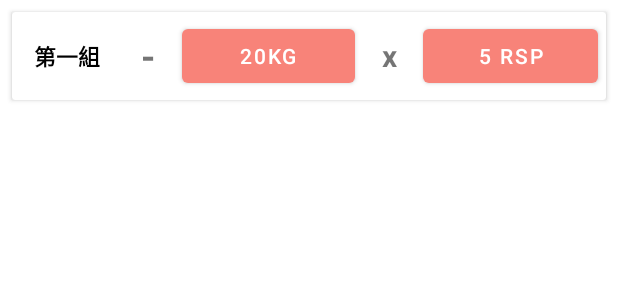
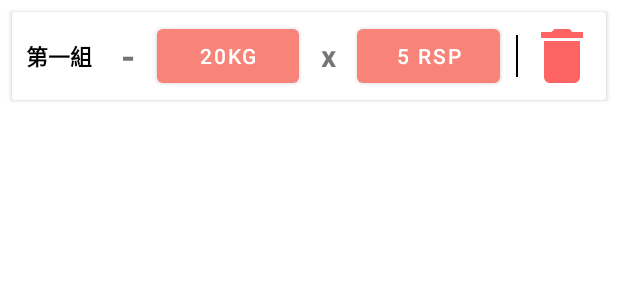
Before and after one commit to allenchu66/traininglog_app, an Android app built with Jetpack Compose: the layout workout_item_content.xml on its own in the app's theme, with its tools: preview values and no code run, on a phone screen of 412 x 824 dp. Shown: the top 300 px of the screen. Run offline under Robolectric (Android 15) with nearby library versions, the phone set to English and light mode, and no system bars.

Commit message:
feat: add delete workout button and switch to light theme

```diff
--- a/app/src/main/java/com/allenchu66/traininglog/adapter/WorkoutContentViewHolder.kt
+++ b/app/src/main/java/com/allenchu66/traininglog/adapter/WorkoutContentViewHolder.kt
@@ -43,6 +43,17 @@ class WorkoutContentViewHolder(
                 workoutViewModel.updateWorkout(workout)
                 binding.btnWorkoutReps.text = "$selected reps"
             }
+        }
+
+        binding.btnDelete.setOnClickListener {
+            AlertDialog.Builder(binding.root.context)
+                .setTitle("確定刪除這筆紀錄？")
+                .setMessage("刪除後無法復原")
+                .setPositiveButton("刪除") { _, _ ->
+                    workoutViewModel.removeWorkout(workout)
+                }
+                .setNegativeButton("取消", null)
+                .show()
         }
     }
 
--- /dev/null
+++ b/app/src/main/res/drawable/ic_delete_24.xml
@@ -0,0 +1,5 @@
+<vector xmlns:android="http://schemas.android.com/apk/res/android" android:height="50dp" android:tint="#FF6464" android:viewportHeight="24" android:viewportWidth="24" android:width="50dp">
+
+    <path android:fillColor="@android:color/white" android:pathData="M6,19c0,1.1 0.9,2 2,2h8c1.1,0 2,-0.9 2,-2V7H6v12zM19,4h-3.5l-1,-1h-5l-1,1H5v2h14V4z"/>
+
+</vector>
--- a/app/src/main/res/layout/workout_item_content.xml
+++ b/app/src/main/res/layout/workout_item_content.xml
@@ -66,6 +66,25 @@
             android:layout_weight="1"
             android:layout_margin="5dp"/>
 
+        <View
+            android:layout_width="1dp"
+            android:layout_height="match_parent"
+            android:layout_marginTop="15dp"
+            android:layout_marginBottom="15dp"
+            android:layout_marginStart="5dp"
+            android:background="@color/black"/>
+
+        <ImageButton
+            android:id="@+id/btnDelete"
+            android:layout_width="0dp"
+            android:layout_weight="0.5"
+            android:layout_height="match_parent"
+            android:src="@drawable/ic_delete_24"
+            android:contentDescription="刪除"
+            android:layout_margin="5dp"
+            android:scaleType="fitCenter"
+            android:background="?attr/selectableItemBackgroundBorderless"/>
+
     </LinearLayout>
 
 </androidx.cardview.widget.CardView>
--- a/app/src/main/res/values/themes.xml
+++ b/app/src/main/res/values/themes.xml
@@ -1,7 +1,7 @@
 <?xml version="1.0" encoding="utf-8"?>
 <resources>
 
-    <style name="Theme.Traininglog" parent="Theme.MaterialComponents.DayNight.NoActionBar">
+    <style name="Theme.Traininglog" parent="Theme.MaterialComponents.Light.NoActionBar">
         <!-- Primary brand color. -->
         <item name="colorPrimary">@color/pink</item>
         <item name="colorPrimaryVariant">@color/pink</item>
```
Also changed, not shown: 1 other file.
